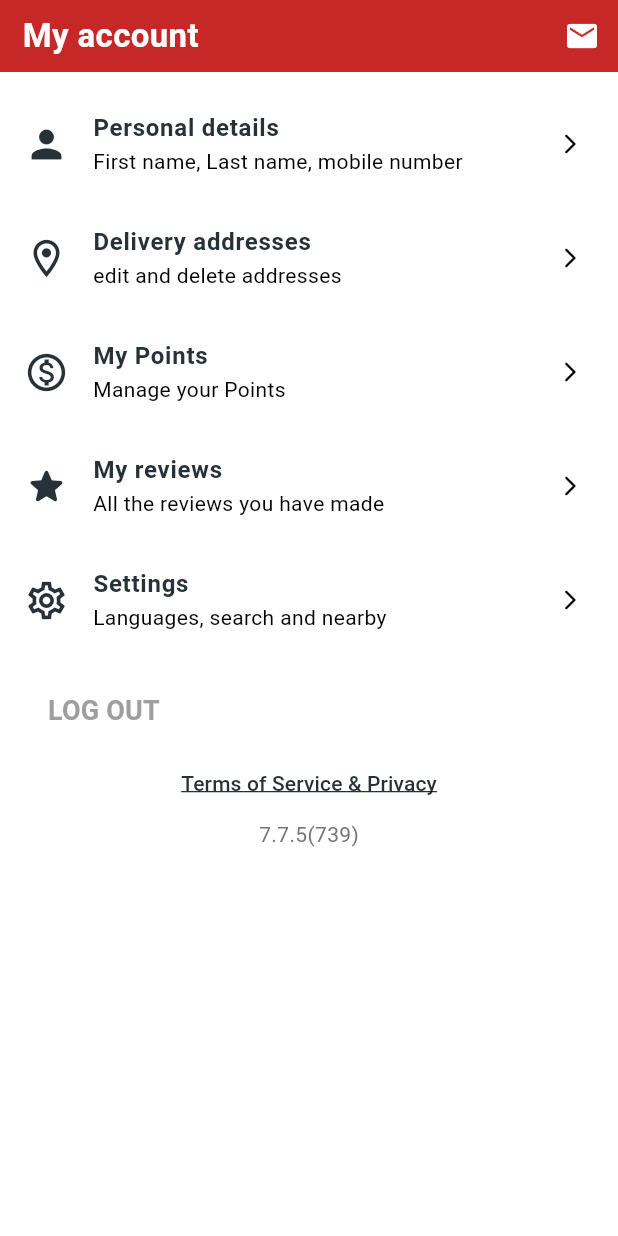
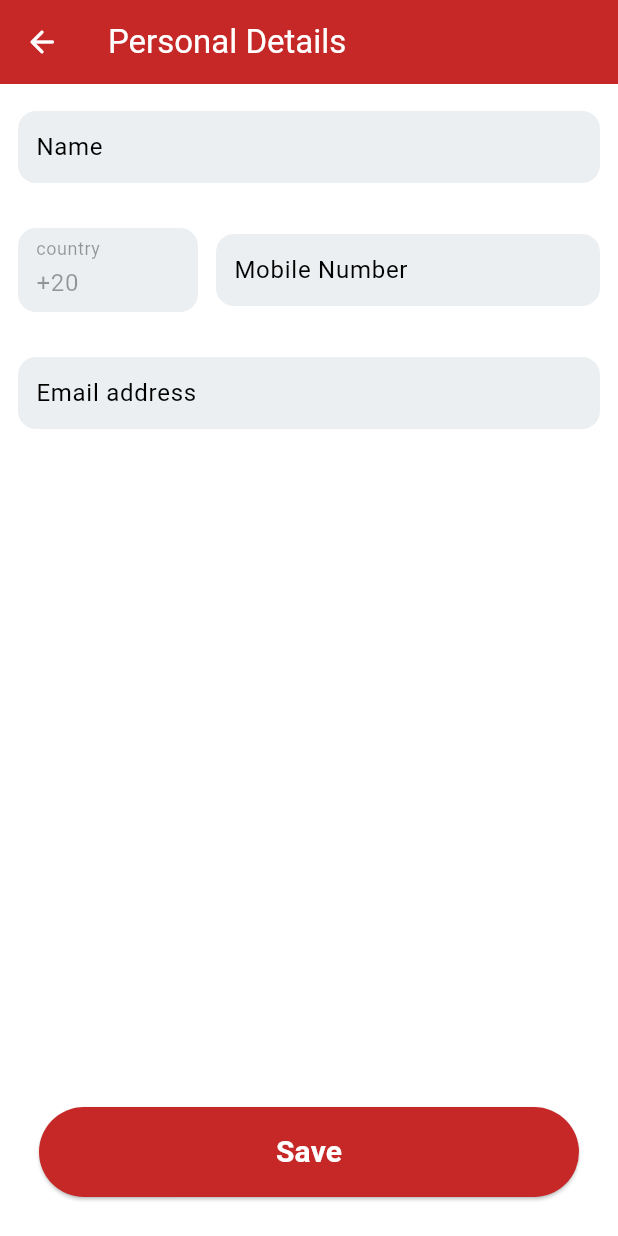
Before and after one commit to mfathy70/e_commerce, a Flutter app: the MyAccountScreen screen opened directly, after a tap on "Personal details", on a phone screen of 412 x 824 dp. Run offline on Flutter 3.47's test engine with Material 2 defaults, Android fonts, the phone set to English and light mode, and no system bars; our stand-ins replace buttons_tabbar, carousel_slider, cloud_firestore, firebase_auth, firebase_core, firebase_messaging and 6 more; accounts and stored records are empty; Roboto replaces fonts that are missing (Cairo).

Commit message:
Commit 1

```diff
--- a/lib/UI/screens/Home Screen/home_screen.dart
+++ b/lib/UI/screens/Home Screen/home_screen.dart
@@ -3,7 +3,7 @@ import 'package:e_commerce/model/category.dart';
 import 'package:e_commerce/model/fetured_offers.dart';
 import 'package:e_commerce/model/vendor.dart';
 import 'package:e_commerce/UI/screens/marketplace_screen.dart';
-import 'package:e_commerce/UI/screens/my_account_screen.dart';
+import 'package:e_commerce/UI/screens/My%20Account%20Screen/my_account_screen.dart';
 import 'package:e_commerce/UI/screens/My%20Orders%20Screen/my_orders_screen.dart';
 import 'package:firebase_messaging/firebase_messaging.dart';
 import 'package:flutter/material.dart';
--- /dev/null
+++ b/lib/UI/screens/My Account Screen/My account widgets/my_account_button.dart
@@ -0,0 +1,25 @@
+import 'package:flutter/material.dart';
+
+class MyAccountButton extends StatelessWidget {
+  const MyAccountButton(
+      {Key? key, required this.onPressed, required this.label})
+      : super(key: key);
+  final VoidCallback onPressed;
+  final String label;
+
+  @override
+  Widget build(BuildContext context) {
+    return ElevatedButton(
+      onPressed: onPressed,
+      child: Text(
+        label,
+        style: TextStyle(
+            color: Colors.white, fontSize: 20, fontWeight: FontWeight.w600),
+      ),
+      style: ElevatedButton.styleFrom(
+          fixedSize: Size(360, 60),
+          backgroundColor: Theme.of(context).primaryColor,
+          padding: EdgeInsets.symmetric(horizontal: 70, vertical: 14)),
+    );
+  }
+}
--- /dev/null
+++ b/lib/UI/screens/My Account Screen/delivery_addresses_screen.dart
@@ -0,0 +1,14 @@
+import 'package:flutter/material.dart';
+
+class DeliveryAddresses extends StatelessWidget {
+  const DeliveryAddresses({super.key});
+
+  @override
+  Widget build(BuildContext context) {
+    return Scaffold(
+      appBar: AppBar(
+        title: Text('Delivery Addresses'),
+      ),
+    );
+  }
+}
--- a/lib/UI/screens/my_account_screen.dart
+++ b/lib/UI/screens/My Account Screen/my_account_screen.dart
@@ -1,3 +1,5 @@
+import 'package:e_commerce/UI/screens/My%20Account%20Screen/delivery_addresses_screen.dart';
+import 'package:e_commerce/UI/screens/My%20Account%20Screen/personal_details_screen.dart';
 import 'package:e_commerce/UI/widgets/app_bar.dart';
 import 'package:e_commerce/UI/screens/Phone%20Login%20Screens/phone_login_screen.dart';
 import 'package:e_commerce/model/my_account_screen_button.dart';
@@ -17,11 +19,13 @@ class _MyOrdersScreenState extends State<MyAccountScreen> {
       title: "Personal details",
       subtitle: "First name, Last name, mobile number",
       icon: Icons.person,
+      Screen: const PersonalDetails(),
     ),
     MyAccButton(
       title: "Delivery addresses",
       subtitle: "edit and delete addresses",
       icon: Icons.location_on_outlined,
+      Screen: const DeliveryAddresses(),
     ),
     MyAccButton(
       title: 'My Points',
@@ -62,13 +66,14 @@ class _MyOrdersScreenState extends State<MyAccountScreen> {
               shrinkWrap: true,
               itemCount: buttonsList.length,
               itemBuilder: (BuildContext context, int index) {
+                final List = buttonsList[index];
                 return GestureDetector(
                   child: Column(
                     children: [
-                      MyAccountScreenButton(
-                          icon: buttonsList[index].icon,
-                          title: buttonsList[index].title,
-                          subtitle: buttonsList[index].subtitle),
+                      MyAccountScreenListTile(
+                          icon: List.icon,
+                          title: List.title,
+                          subtitle: List.subtitle),
                       Padding(
                         padding: const EdgeInsets.only(left: 20),
                         child: Divider(thickness: 0.8),
@@ -76,7 +81,9 @@ class _MyOrdersScreenState extends State<MyAccountScreen> {
                     ],
                   ),
                   onTap: () {
-                    print(buttonsList[index].title);
+                    print(List.title);
+                    Navigator.push(context,
+                        MaterialPageRoute(builder: (context) => List.Screen));
                   },
                 );
               },
@@ -160,8 +167,8 @@ class _LoginButtonState extends State<LoginButton> {
   }
 }
 
-class MyAccountScreenButton extends StatelessWidget {
-  const MyAccountScreenButton({
+class MyAccountScreenListTile extends StatelessWidget {
+  const MyAccountScreenListTile({
     Key? key,
     required this.icon,
     required this.title,
--- /dev/null
+++ b/lib/UI/screens/My Account Screen/personal_details_screen.dart
@@ -0,0 +1,113 @@
+import 'package:e_commerce/UI/screens/My%20Account%20Screen/My%20account%20widgets/my_account_button.dart';
+import 'package:flutter/material.dart';
+
+class PersonalDetails extends StatelessWidget {
+  const PersonalDetails({super.key});
+
+  @override
+  Widget build(BuildContext context) {
+    TextEditingController nameController = TextEditingController();
+    TextEditingController countryController = TextEditingController();
+    TextEditingController mobileController = TextEditingController();
+    TextEditingController emailController = TextEditingController();
+
+    return Scaffold(
+      appBar: AppBar(
+        automaticallyImplyLeading: false,
+        leading: IconButton(
+            onPressed: () {
+              Navigator.pop(context);
+            },
+            icon: const Icon(Icons.arrow_back_rounded),
+            color: Colors.white),
+        title: const Text('Personal Details'),
+      ),
+      body: Container(
+        padding: const EdgeInsets.symmetric(horizontal: 12, vertical: 18),
+        child: Column(
+          children: [
+            PersonalDetailsTextfield(
+              label: 'Name',
+              controller: nameController,
+            ),
+            SizedBox(height: 30),
+            Row(
+              children: [
+                SizedBox(width: 120, child: CountryCode()),
+                SizedBox(width: 12),
+                Expanded(
+                    child: PersonalDetailsTextfield(
+                  label: 'Mobile Number',
+                  controller: mobileController,
+                ))
+              ],
+            ),
+            SizedBox(height: 30),
+            PersonalDetailsTextfield(
+                label: 'Email address', controller: emailController),
+            Expanded(child: SizedBox()),
+            Padding(
+              padding: const EdgeInsets.only(bottom: 8),
+              child: MyAccountButton(onPressed: () {}, label: 'Save'),
+            )
+          ],
+        ),
+      ),
+    );
+  }
+}
+
+class CountryCode extends StatelessWidget {
+  const CountryCode({
+    Key? key,
+  }) : super(key: key);
+
+  @override
+  Widget build(BuildContext context) {
+    return Container(
+      height: 56,
+      padding: EdgeInsets.symmetric(horizontal: 12),
+      decoration: BoxDecoration(
+        color: Colors.blueGrey[50],
+        borderRadius: BorderRadius.circular(12),
+      ),
+      child: TextFormField(
+        initialValue: '+20',
+        decoration: InputDecoration(
+          enabled: false,
+          label: Text('country'),
+          border: InputBorder.none,
+        ),
+      ),
+    );
+  }
+}
+
+class PersonalDetailsTextfield extends StatelessWidget {
+  const PersonalDetailsTextfield(
+      {Key? key, required this.label, required this.controller})
+      : super(key: key);
+  final String label;
+  final TextEditingController controller;
+
+  @override
+  Widget build(BuildContext context) {
+    return Container(
+      padding: EdgeInsets.symmetric(horizontal: 12),
+      decoration: BoxDecoration(
+        color: Colors.blueGrey[50],
+        borderRadius: BorderRadius.circular(12),
+      ),
+      child: TextFormField(
+        controller: controller,
+        cursorColor: Theme.of(context).primaryColor,
+        decoration: InputDecoration(
+          border: InputBorder.none,
+          label: Text(label),
+          isDense: true,
+          floatingLabelStyle: TextStyle(color: Colors.grey),
+        ),
+      ),
+    );
+  }
+}
--- a/lib/UI/screens/Phone Login Screens/code_onfirmation_screen.dart
+++ b/lib/UI/screens/Phone Login Screens/code_onfirmation_screen.dart
@@ -2,6 +2,8 @@ import 'package:e_commerce/providers/phone_confirmation_provider.dart';
 import 'package:flutter/material.dart';
 import 'package:pin_code_fields/pin_code_fields.dart';
 import 'package:provider/provider.dart';
+
+import '../My Account Screen/My account widgets/my_account_button.dart';
 
 class CodeConfirmationScreen extends StatefulWidget {
   const CodeConfirmationScreen({
@@ -95,24 +97,11 @@ class _codeConfirmationScreenState extends State<CodeConfirmationScreen> {
             Expanded(child: SizedBox()),
             Padding(
               padding: const EdgeInsets.only(bottom: 22),
-              child: ElevatedButton(
+              child: MyAccountButton(
                 onPressed: () {
-                  print(code);
-                  Provider.of<PhoneConfirmation>(context, listen: false)
-                      .codeConfirm(code!, widget.verificationId, context);
+                  onPressed(context);
                 },
-                child: Text(
-                  'Continue',
-                  style: TextStyle(
-                      color: Colors.white,
-                      fontSize: 20,
-                      fontWeight: FontWeight.w600),
-                ),
-                style: ElevatedButton.styleFrom(
-                    fixedSize: Size(360, 60),
-                    backgroundColor: Theme.of(context).primaryColor,
-                    padding:
-                        EdgeInsets.symmetric(horizontal: 70, vertical: 14)),
+                label: 'Continue',
               ),
             ),
           ],
@@ -120,4 +109,10 @@ class _codeConfirmationScreenState extends State<CodeConfirmationScreen> {
       ),
     );
   }
+
+  void onPressed(BuildContext context) {
+    print(code);
+    Provider.of<PhoneConfirmation>(context, listen: false)
+        .codeConfirm(code!, widget.verificationId, context);
+  }
 }
--- a/lib/UI/screens/Phone Login Screens/phone_login_screen.dart
+++ b/lib/UI/screens/Phone Login Screens/phone_login_screen.dart
@@ -1,3 +1,4 @@
+import 'package:e_commerce/UI/screens/My%20Account%20Screen/My%20account%20widgets/my_account_button.dart';
 import 'package:e_commerce/providers/phone_confirmation_provider.dart';
 import 'package:flutter/material.dart';
 import 'package:flutter/services.dart';
@@ -84,27 +85,22 @@ class _PhoneLoginScreenState extends State<PhoneLoginScreen> {
               ),
               Expanded(child: SizedBox()),
               Padding(
-                padding: const EdgeInsets.only(bottom: 22),
-                child: ElevatedButton(
-                  onPressed: () {
-                    print("+20${phoneNumberController.text}");
-                    Provider.of<PhoneConfirmation>(context, listen: false)
-                        .phoneLogin(phoneNumberController.text, context);
-                  },
-                  child: Text(
-                    'Send confirmation code',
-                    style: TextStyle(color: Colors.white, fontSize: 20),
-                  ),
-                  style: ElevatedButton.styleFrom(
-                      backgroundColor: Theme.of(context).primaryColor,
-                      padding:
-                          EdgeInsets.symmetric(horizontal: 70, vertical: 14)),
-                ),
-              )
+                  padding: const EdgeInsets.only(bottom: 22),
+                  child: MyAccountButton(
+                      onPressed: () {
+                        onPressed(context);
+                      },
+                      label: 'Send confirmation code'))
             ],
           ),
         ),
       ),
     );
   }
+
+  void onPressed(BuildContext context) {
+    print("+20${phoneNumberController.text}");
+    Provider.of<PhoneConfirmation>(context, listen: false)
+        .phoneLogin(phoneNumberController.text, context);
+  }
 }
--- a/lib/model/my_account_screen_button.dart
+++ b/lib/model/my_account_screen_button.dart
@@ -4,9 +4,11 @@ class MyAccButton {
   final String title;
   final String subtitle;
   final IconData icon;
+  final Screen;
   MyAccButton({
     required this.title,
     required this.subtitle,
     required this.icon,
+    this.Screen,
   });
 }
--- a/lib/providers/phone_confirmation_provider.dart
+++ b/lib/providers/phone_confirmation_provider.dart
@@ -1,6 +1,3 @@
-import 'dart:math';
-
-import 'package:e_commerce/UI/widgets/loading_widget.dart';
 import 'package:firebase_auth/firebase_auth.dart';
 import 'package:flutter/material.dart';
 
@@ -49,7 +46,7 @@ class PhoneConfirmation extends ChangeNotifier {
       await FirebaseAuth.instance
           .signInWithCredential(credential)
           .then((value) => print("Account created"));
-      Navigator.popUntil(context, ModalRoute.withName('/'));
+      Navigator.pop(context);
     } catch (e) {
       final snackBar = SnackBar(content: Text("Invalid Verification code"));
       ScaffoldMessenger.of(context).showSnackBar(snackBar);
```
